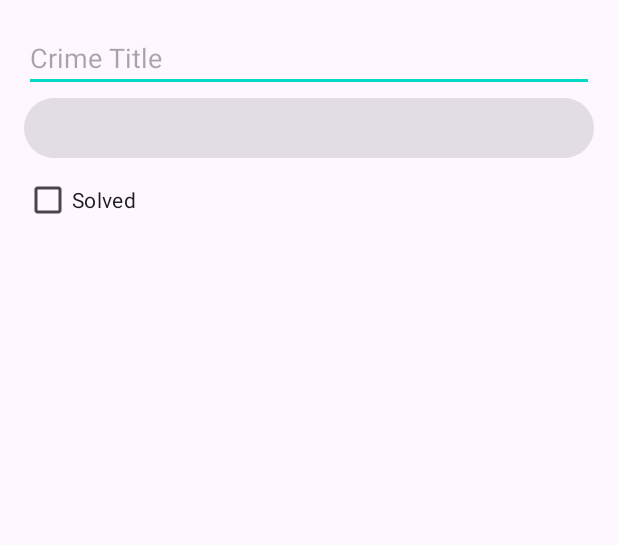
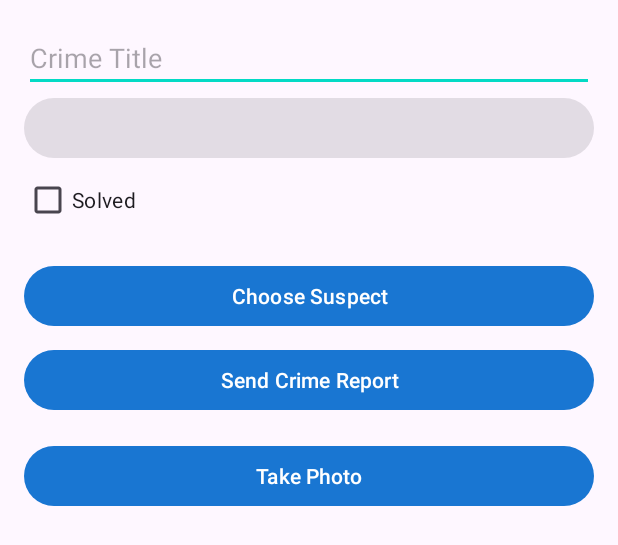
Before and after one commit to mjh096/CriminalIntent, an Android app: the layout fragment_crime_detail.xml on its own in the app's theme, with its tools: preview values and no code run, on a phone screen of 412 x 824 dp. Shown: the top 545 px of the screen. Run offline under Robolectric (Android 15) with nearby library versions, the phone set to English and light mode, and no system bars.

Commit message:
Week 7 - Updated Layout

```diff
--- a/app/src/main/res/layout/fragment_crime_detail.xml
+++ b/app/src/main/res/layout/fragment_crime_detail.xml
@@ -6,21 +6,58 @@
     android:orientation="vertical"
     android:padding="16dp">
 
+    <!-- Crime title -->
     <EditText
         android:id="@+id/crime_title"
         android:layout_width="match_parent"
         android:layout_height="wrap_content"
         android:hint="@string/crime_title" />
 
+    <!-- Date button -->
     <Button
         android:id="@+id/crime_date"
         android:layout_width="match_parent"
         android:layout_height="wrap_content"
         android:enabled="false" />
 
+    <!-- Solved checkbox -->
     <CheckBox
         android:id="@+id/crime_solved"
         android:layout_width="wrap_content"
         android:layout_height="wrap_content"
         android:text="@string/solved" />
+
+    <!-- New: Choose Suspect -->
+    <Button
+        android:id="@+id/choose_suspect"
+        android:layout_width="match_parent"
+        android:layout_height="wrap_content"
+        android:text="@string/choose_suspect"
+        android:layout_marginTop="16dp"/>
+
+    <!-- New: Send Report -->
+    <Button
+        android:id="@+id/send_report"
+        android:layout_width="match_parent"
+        android:layout_height="wrap_content"
+        android:text="@string/send_report"
+        android:layout_marginTop="8dp"/>
+
+    <!-- New: Camera button -->
+    <Button
+        android:id="@+id/camera"
+        android:layout_width="match_parent"
+        android:layout_height="wrap_content"
+        android:text="@string/take_photo"
+        android:layout_marginTop="16dp"/>
+
+    <!-- New: Photo preview -->
+    <ImageView
+        android:id="@+id/photo"
+        android:layout_width="120dp"
+        android:layout_height="120dp"
+        android:layout_gravity="center_horizontal"
+        android:layout_marginTop="8dp"
+        android:contentDescription="@string/photo_desc"
+        android:scaleType="centerCrop"/>
 </LinearLayout>
--- a/app/src/main/res/values/strings.xml
+++ b/app/src/main/res/values/strings.xml
@@ -2,4 +2,10 @@
     <string name="app_name">Criminal Intent</string>
     <string name="crime_title">Crime Title</string>
     <string name="solved">Solved</string>
+    <string name="choose_suspect">Choose Suspect</string>
+    <string name="send_report">Send Crime Report</string>
+    <string name="take_photo">Take Photo</string>
+    <string name="photo_desc">Crime photo</string>
+    <string name="report_subject">Crime Report</string>
+
 </resources>
```
